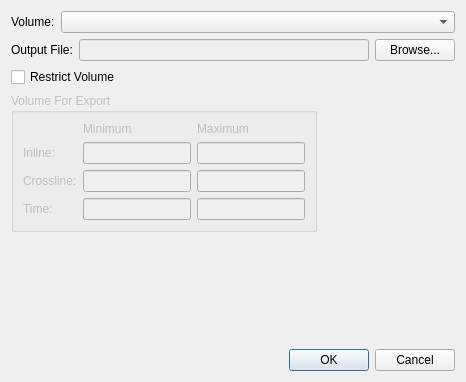
This is ProzessUI/exportvolumedialog.ui in fsoos74/su as Qt 5 draws it before an edit. The edited form follows.
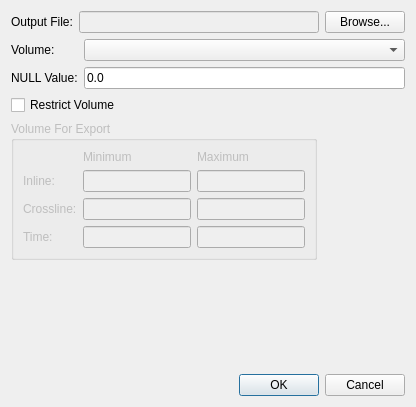
This is the edited form.

What changed in the file:
```diff
--- a/ProzessUI/exportvolumedialog.ui
+++ b/ProzessUI/exportvolumedialog.ui
@@ -6,8 +6,8 @@
    <rect>
     <x>0</x>
     <y>0</y>
-    <width>466</width>
-    <height>382</height>
+    <width>416</width>
+    <height>407</height>
    </rect>
   </property>
   <property name="windowTitle">
@@ -15,15 +15,40 @@
   </property>
   <layout class="QVBoxLayout" name="verticalLayout">
    <item>
-    <layout class="QHBoxLayout" name="horizontalLayout_2">
+    <layout class="QHBoxLayout" name="horizontalLayout">
      <item>
+      <widget class="QLabel" name="label_2">
+       <property name="text">
+        <string>Output File:</string>
+       </property>
+      </widget>
+     </item>
+     <item>
+      <widget class="QLineEdit" name="leOutputFile">
+       <property name="enabled">
+        <bool>false</bool>
+       </property>
+      </widget>
+     </item>
+     <item>
+      <widget class="QPushButton" name="pbBrowse">
+       <property name="text">
+        <string>Browse...</string>
+       </property>
+      </widget>
+     </item>
+    </layout>
+   </item>
+   <item>
+    <layout class="QGridLayout" name="gridLayout_2">
+     <item row="0" column="0">
       <widget class="QLabel" name="label">
        <property name="text">
         <string>Volume:</string>
        </property>
       </widget>
      </item>
-     <item>
+     <item row="0" column="1">
       <widget class="QComboBox" name="cbVolume">
        <property name="sizePolicy">
         <sizepolicy hsizetype="MinimumExpanding" vsizetype="Fixed">
@@ -33,28 +58,17 @@
        </property>
       </widget>
      </item>
-    </layout>
-   </item>
-   <item>
-    <layout class="QHBoxLayout" name="horizontalLayout">
-     <item>
-      <widget class="QLabel" name="label_2">
+     <item row="1" column="0">
+      <widget class="QLabel" name="label_8">
        <property name="text">
-        <string>Output File:</string>
+        <string>NULL Value:</string>
        </property>
       </widget>
      </item>
-     <item>
-      <widget class="QLineEdit" name="leOutputFile">
-       <property name="enabled">
-        <bool>false</bool>
-       </property>
-      </widget>
-     </item>
-     <item>
-      <widget class="QPushButton" name="pbBrowse">
+     <item row="1" column="1">
+      <widget class="QLineEdit" name="leNULL">
        <property name="text">
-        <string>Browse...</string>
+        <string>0.0</string>
        </property>
       </widget>
      </item>
```
Left out of the diff: 5 changed lines with no effect on the pictures.
